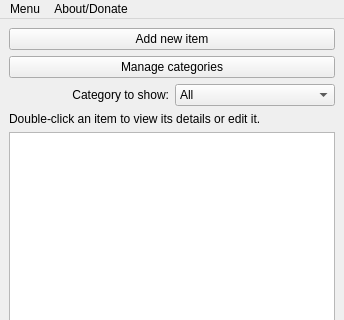
Before: the Qt Designer form cubepass/mainwindow.ui in kobus-v-schoor/cubepass, drawn with Qt 5; both pictures show x 0 to 344 and y 0 to 320 of the 344 by 508 pixel window.
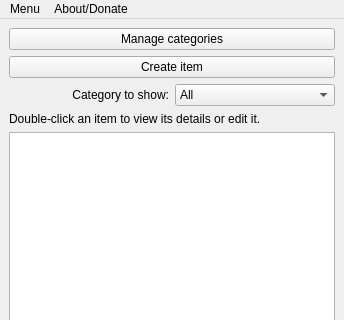
After: the same form once the commit is applied. Icons and pictures are not drawn.

The edit to the form file:
```diff
--- a/cubepass/mainwindow.ui
+++ b/cubepass/mainwindow.ui
@@ -22,16 +22,6 @@
   </property>
   <widget class="QWidget" name="centralwidget">
    <layout class="QVBoxLayout" name="verticalLayout">
-    <item>
-     <widget class="QPushButton" name="btnNewItem">
-      <property name="toolTip">
-       <string>Add a new item to your account</string>
-      </property>
-      <property name="text">
-       <string>Add new item</string>
-      </property>
-     </widget>
-    </item>
     <item>
      <widget class="QPushButton" name="btnManageCt">
       <property name="toolTip">
@@ -42,6 +32,16 @@
       </property>
      </widget>
     </item>
+    <item>
+     <widget class="QPushButton" name="btnCreateItem">
+      <property name="toolTip">
+       <string>Add a new item to your account</string>
+      </property>
+      <property name="text">
+       <string>Create item</string>
+      </property>
+     </widget>
+    </item>
     <item>
      <layout class="QHBoxLayout" name="horizontalLayout">
       <item>
```
